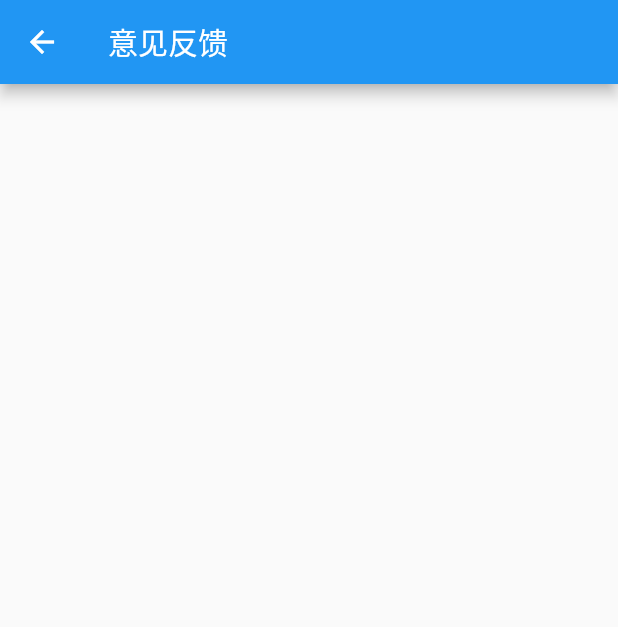
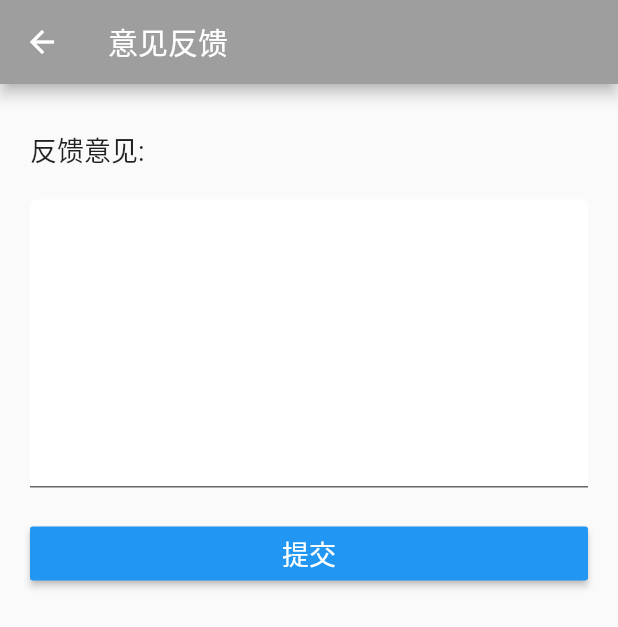
Before and after one commit to android-app-development-course/2018-18-OneGoal, a Flutter app: the SettingFeedback screen opened directly, on a phone screen of 412 x 824 dp. Shown: the top 627 px of the screen. Run offline on Flutter 3.47's test engine with Material 2 defaults, Android fonts, the phone set to English and light mode, and no system bars; our stand-ins replace charts_flutter, shared_preferences, sqflite; accounts and stored records are empty.

Commit message:
new a feedback page

```diff
--- a/one_goal/lib/Model.dart
+++ b/one_goal/lib/Model.dart
@@ -152,6 +152,7 @@ class Model {
 
   // -------------- Reading plan data access end ------------
 
+
   // -------------- Setting data access start ---------------
 
   void setFrequency(String value) {
@@ -163,6 +164,7 @@ class Model {
   }
 
   // ----------------- Setting data access start ------------
+
 
   // -------------- private method  ------------
   String _time2String(TimeOfDay time) {
--- a/one_goal/lib/SettingFeedback.dart
+++ b/one_goal/lib/SettingFeedback.dart
@@ -1,4 +1,5 @@
 import 'package:flutter/material.dart';
+import 'package:one_goal/Model.dart';
 
 class SettingFeedback extends StatefulWidget
 {
@@ -10,13 +11,68 @@ class SettingFeedback extends StatefulWidget
 
 class SettingFeedbackState extends State<SettingFeedback>
 {
+  TextEditingController _textEditingController = TextEditingController();
+  String _suggestion;
+
   @override
-  Widget build(BuildContext context) {
+  Widget build(BuildContext context)
+  {
+    _suggestion = "";
     // TODO: implement build
     return new Scaffold(
       appBar: AppBar(
+        backgroundColor: Colors.grey,
         title: new Text("意见反馈"),
       ),
+      body: new Padding(
+          padding: EdgeInsets.all(20),
+          child: new Column(
+            children: <Widget>[
+              new Container(
+                padding: EdgeInsets.fromLTRB(0, 10, 0, 20),
+                child: new Row(
+                  children: <Widget>[
+                    new Text("反馈意见:", textAlign: TextAlign.left, style: new TextStyle(fontSize: 18),),
+                  ],
+                ),
+              ),
+
+              new TextField(
+                decoration: new InputDecoration(
+                  filled: true,
+                  fillColor: Colors.white,
+                ),
+                controller: _textEditingController,
+                maxLines: 8,
+                style: new TextStyle(
+                  fontSize: 18,
+                  color: Colors.black,
+                ),
+
+              ),
+              new Container(
+                padding: EdgeInsets.fromLTRB(0, 20, 0, 0),
+                child: new Row(
+                  children: <Widget>[
+                    new Expanded(
+                      child: new RaisedButton(
+                        child: new Text("提交", style: TextStyle(color: Colors.white, fontSize: 18),),
+                        color: Colors.blue,
+                        onPressed: () {
+                          setState((){
+                            _suggestion = _textEditingController.text;
+                          });
+                        },
+                      ),
+                    ),
+                  ],
+                ),
+              ),
+            ],
+          ),
+      ),
+      resizeToAvoidBottomPadding: false,
     );
   }
+
 }
```
